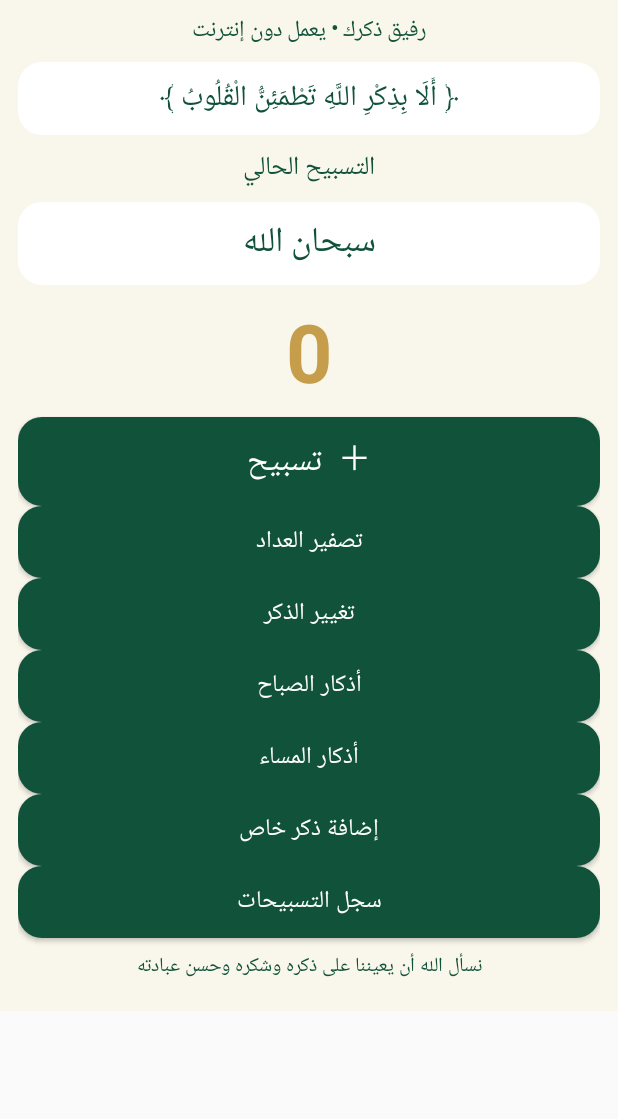
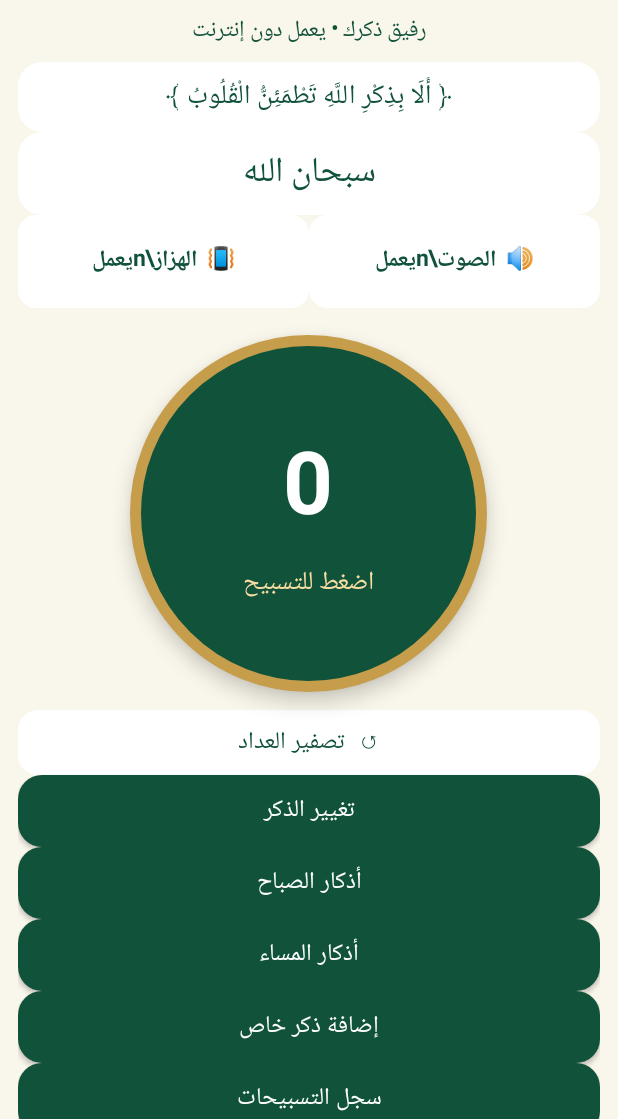
Before and after one commit to yojh454-a11y/mesbihati, an Android app: the screen it shows after launch (MainActivity), on a phone screen of 412 x 824 dp, the part 117-1236 px from its top. Run offline under Robolectric (Android 15) with nearby library versions, the phone set to English and light mode, and no system bars.

Commit message:
Add large tap counter and optional sound and vibration feedback

```diff
--- a/app/src/main/java/com/mesbihati/app/MainActivity.java
+++ b/app/src/main/java/com/mesbihati/app/MainActivity.java
@@ -8,17 +8,20 @@ import android.graphics.drawable.GradientDrawable;
 import android.view.*;
 import android.widget.*;
 import android.content.*;
+import android.media.AudioManager;
+import android.media.ToneGenerator;
 import java.util.*;
 
 public class MainActivity extends Activity {
     final int green=Color.rgb(17,82,58), gold=Color.rgb(197,157,75), cream=Color.rgb(249,246,235);
-    int count=0; TextView counter, zikrView, status; LinearLayout root, content;
+    int count=0; TextView counter, zikrView, vibrationToggle, soundToggle; LinearLayout root, content;
+    boolean vibrationOn=true, soundOn=true; ToneGenerator tone;
     String currentZikr="سبحان الله";
     String[] morning={"أصبحنا وأصبح الملك لله، والحمد لله، لا إله إلا الله وحده لا شريك له، له الملك وله الحمد وهو على كل شيء قدير.","اللهم بك أصبحنا وبك أمسينا وبك نحيا وبك نموت وإليك النشور.","رضيت بالله ربًا، وبالإسلام دينًا، وبمحمد ﷺ نبيًا."};
     String[] evening={"أمسينا وأمسى الملك لله، والحمد لله، لا إله إلا الله وحده لا شريك له، له الملك وله الحمد وهو على كل شيء قدير.","اللهم بك أمسينا وبك أصبحنا وبك نحيا وبك نموت وإليك المصير.","رضيت بالله ربًا، وبالإسلام دينًا، وبمحمد ﷺ نبيًا."};
     ArrayList<String> history=new ArrayList<>();
     @Override public void onCreate(Bundle b){super.onCreate(b); getWindow().setStatusBarColor(green); getWindow().setNavigationBarColor(green);
-        count=getPreferences(0).getInt("count",0); showHome();}
+        count=getPreferences(0).getInt("count",0); vibrationOn=getPreferences(0).getBoolean("vibration",true); soundOn=getPreferences(0).getBoolean("sound",true); try{tone=new ToneGenerator(AudioManager.STREAM_NOTIFICATION,70);}catch(Exception ignored){} showHome();}
     TextView text(String s,int size,int color){TextView t=new TextView(this);t.setText(s);t.setTextSize(size);t.setTextColor(color);t.setGravity(17);t.setPadding(12,12,12,12);return t;}
     GradientDrawable bg(int color,int radius){GradientDrawable d=new GradientDrawable();d.setColor(color);d.setCornerRadius(radius);return d;}
     Button button(String s){Button b=new Button(this);b.setText(s);b.setTextColor(Color.WHITE);b.setTextSize(16);b.setAllCaps(false);b.setBackground(bg(green,24));return b;}
@@ -26,13 +29,31 @@ public class MainActivity extends Activity {
         ScrollView sc=new ScrollView(this);sc.addView(root);setContentView(sc);
         TextView head=text("مِسْبَحَتِي",30,gold);head.setTypeface(null,Typeface.BOLD);root.addView(head);
         root.addView(text(subtitle,15,green));}
+    int dp(int n){return (int)(n*getResources().getDisplayMetrics().density+0.5f);}
+    TextView toggle(String icon,String label,boolean enabled){
+        TextView t=text(icon+"  "+label+"\\n"+(enabled?"يعمل":"متوقف"),15,enabled?green:Color.GRAY);
+        t.setTypeface(null,Typeface.BOLD);t.setBackground(bg(Color.WHITE,18));
+        LinearLayout.LayoutParams p=new LinearLayout.LayoutParams(0,dp(62),1);p.setMargins(dp(5),dp(8),dp(5),dp(8));return t;
+    }
+    void refreshToggles(){
+        vibrationToggle.setText("📳  الهزاز\\n"+(vibrationOn?"يعمل":"متوقف"));vibrationToggle.setTextColor(vibrationOn?green:Color.GRAY);
+        soundToggle.setText("🔊  الصوت\\n"+(soundOn?"يعمل":"متوقف"));soundToggle.setTextColor(soundOn?green:Color.GRAY);
+    }
     void showHome(){base("رفيق ذكرك • يعمل دون إنترنت");
-        TextView card=text("﴿ أَلَا بِذِكْرِ اللَّهِ تَطْمَئِنُّ الْقُلُوبُ ﴾",19,green);card.setBackground(bg(Color.WHITE,24));root.addView(card);
-        root.addView(text("التسبيح الحالي",17,green));
+        TextView verse=text("﴿ أَلَا بِذِكْرِ اللَّهِ تَطْمَئِنُّ الْقُلُوبُ ﴾",18,green);verse.setBackground(bg(Color.WHITE,24));root.addView(verse);
         zikrView=text(currentZikr,23,green);zikrView.setBackground(bg(Color.WHITE,24));root.addView(zikrView);
-        counter=text(String.valueOf(count),54,gold);counter.setTypeface(null,Typeface.BOLD);root.addView(counter);
-        Button tas=button("＋  تسبيح");tas.setTextSize(22);root.addView(tas);tas.setOnClickListener(v->{count++;counter.setText(""+count);getPreferences(0).edit().putInt("count",count).apply();});
-        Button reset=button("تصفير العداد");root.addView(reset);reset.setOnClickListener(v->{count=0;counter.setText("0");getPreferences(0).edit().putInt("count",0).apply();});
+        LinearLayout switches=new LinearLayout(this);switches.setOrientation(0);switches.setGravity(Gravity.CENTER);
+        vibrationToggle=toggle("📳","الهزاز",vibrationOn);soundToggle=toggle("🔊","الصوت",soundOn);
+        switches.addView(vibrationToggle,new LinearLayout.LayoutParams(0,dp(62),1));switches.addView(soundToggle,new LinearLayout.LayoutParams(0,dp(62),1));root.addView(switches);
+        vibrationToggle.setOnClickListener(v->{vibrationOn=!vibrationOn;getPreferences(0).edit().putBoolean("vibration",vibrationOn).apply();refreshToggles();});
+        soundToggle.setOnClickListener(v->{soundOn=!soundOn;getPreferences(0).edit().putBoolean("sound",soundOn).apply();refreshToggles();});
+        LinearLayout circle=new LinearLayout(this);circle.setOrientation(1);circle.setGravity(Gravity.CENTER);
+        GradientDrawable cb=new GradientDrawable();cb.setShape(GradientDrawable.OVAL);cb.setColor(green);cb.setStroke(dp(7),gold);circle.setBackground(cb);circle.setElevation(dp(8));
+        LinearLayout.LayoutParams cp=new LinearLayout.LayoutParams(dp(238),dp(238));cp.gravity=Gravity.CENTER;cp.setMargins(0,dp(18),0,dp(12));root.addView(circle,cp);
+        counter=text(String.valueOf(count),58,Color.WHITE);counter.setTypeface(null,Typeface.BOLD);circle.addView(counter);
+        circle.addView(text("اضغط للتسبيح",17,Color.rgb(245,220,160)));circle.setClickable(true);circle.setOnClickListener(v->increment());
+        TextView reset=text("↺  تصفير العداد",16,green);reset.setBackground(bg(Color.WHITE,20));root.addView(reset);
+        reset.setOnClickListener(v->new AlertDialog.Builder(this).setTitle("تصفير العداد").setMessage("هل تريد تصفير عدد التسبيحات؟").setNegativeButton("إلغاء",null).setPositiveButton("تصفير",(d,w)->{count=0;counter.setText("0");getPreferences(0).edit().putInt("count",0).apply();}).show());
         Button change=button("تغيير الذكر");root.addView(change);change.setOnClickListener(v->new AlertDialog.Builder(this).setTitle("اختر الذكر").setItems(new String[]{"سبحان الله","الحمد لله","الله أكبر","لا إله إلا الله","أستغفر الله"},(d,w)->{currentZikr=new String[]{"سبحان الله","الحمد لله","الله أكبر","لا إله إلا الله","أستغفر الله"}[w];zikrView.setText(currentZikr);}).show());
         Button morningBtn=button("أذكار الصباح");root.addView(morningBtn);morningBtn.setOnClickListener(v->showAzkar("أذكار الصباح",morning));
         Button eveningBtn=button("أذكار المساء");root.addView(eveningBtn);eveningBtn.setOnClickListener(v->showAzkar("أذكار المساء",evening));
@@ -40,6 +61,11 @@ public class MainActivity extends Activity {
         Button hist=button("سجل التسبيحات");root.addView(hist);hist.setOnClickListener(v->new AlertDialog.Builder(this).setTitle("سجل التسبيحات").setMessage("إجمالي تسبيحاتك المحفوظة: "+count).setPositiveButton("حسنًا",null).show());
         root.addView(text("نسأل الله أن يعيننا على ذكره وشكره وحسن عبادته",13,green));
     }
+    void increment(){
+        count++;counter.setText(String.valueOf(count));getPreferences(0).edit().putInt("count",count).apply();
+        if(vibrationOn){try{android.os.Vibrator vb=(android.os.Vibrator)getSystemService(VIBRATOR_SERVICE);if(vb!=null&&vb.hasVibrator()){if(android.os.Build.VERSION.SDK_INT>=26)vb.vibrate(android.os.VibrationEffect.createOneShot(35,android.os.VibrationEffect.DEFAULT_AMPLITUDE));else vb.vibrate(35);}}catch(Exception ignored){}}
+        if(soundOn&&tone!=null){try{tone.startTone(ToneGenerator.TONE_PROP_BEEP,90);}catch(Exception ignored){}}
+    }
     void showAzkar(String title,String[] list){base(title);for(String z:list){TextView t=text(z,19,green);t.setBackground(bg(Color.WHITE,20));LinearLayout.LayoutParams p=new LinearLayout.LayoutParams(-1,-2);p.setMargins(0,10,0,10);root.addView(t,p);}Button back=button("العودة للرئيسية");root.addView(back);back.setOnClickListener(v->showHome());}
     void addZikr(){EditText e=new EditText(this);e.setHint("اكتب الذكر هنا");new AlertDialog.Builder(this).setTitle("إضافة ذكر خاص").setView(e).setPositiveButton("حفظ",(d,w)->{String s=e.getText().toString().trim();if(!s.isEmpty()){currentZikr=s;showHome();}}).setNegativeButton("إلغاء",null).show();}
 }
```
